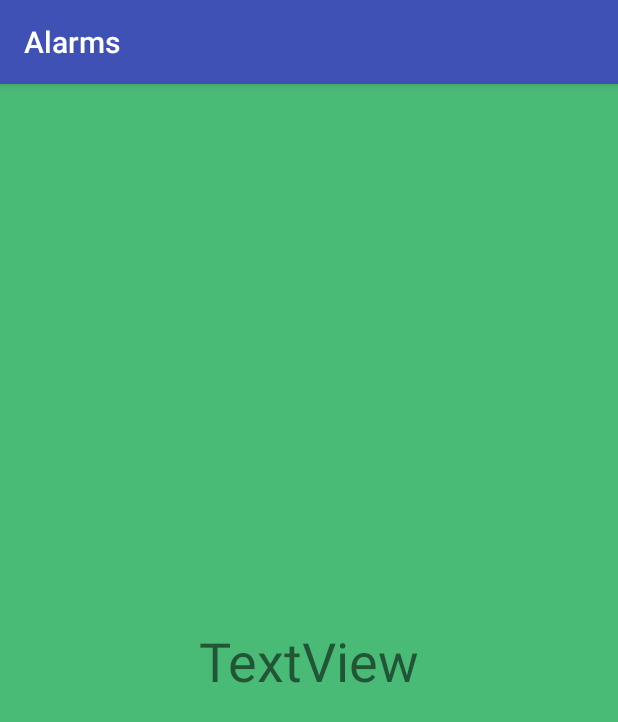
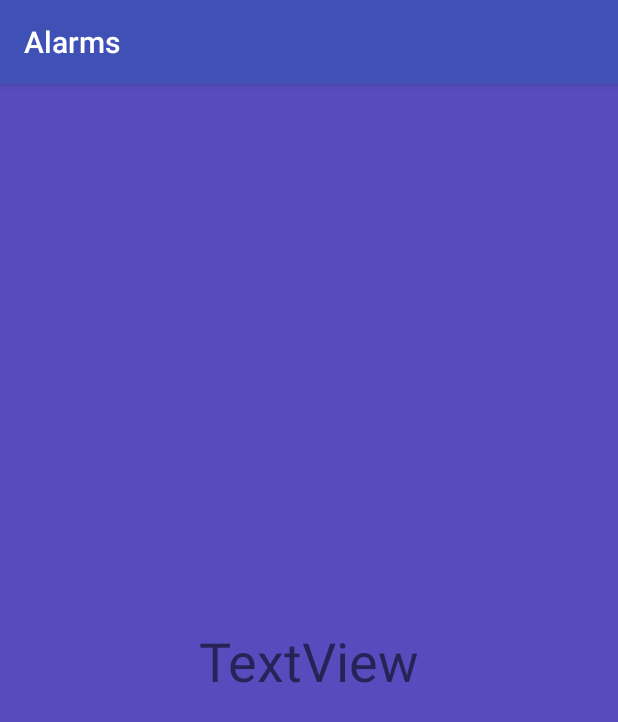
Before and after one commit to RomainRoche/android-alarms-loop, an Android app: the screen it shows after launch (MainActivity), on a phone screen of 412 x 824 dp. Shown: the top 722 px of the screen. Run offline under Robolectric (Android 15) with nearby library versions, the phone set to English and light mode, and no system bars.

```diff
--- a/app/src/main/java/com/romainroche/alarms/ColorChangingView.java
+++ b/app/src/main/java/com/romainroche/alarms/ColorChangingView.java
@@ -3,6 +3,7 @@ package com.romainroche.alarms;
 import android.content.Context;
 import android.graphics.Canvas;
 import android.util.AttributeSet;
+import android.util.Log;
 import android.view.View;
 
 /**
@@ -26,7 +27,7 @@ public class ColorChangingView extends View {
     @Override
     public void draw(Canvas canvas) {
         long timestamp = System.currentTimeMillis();
-        if (timestamp > this.targetTime) {
+        if (timestamp > this.targetTime && this.targetTime != 0) {
             this.targetTime = 0;
             int tmpColor = this.fromColor;
             this.fromColor = toColor;
@@ -36,9 +37,11 @@ public class ColorChangingView extends View {
             this.targetTime = timestamp + this.fadeTime;
         }
         long deltaT = this.targetTime - timestamp;
-        float ratio = (float)(deltaT / this.fadeTime);
-        int color0 = (int)Long.parseLong(getResources().getString(this.fromColor));
-        int color1 = (int)Long.parseLong(getResources().getString(this.toColor));
+        float ratio = ((float)deltaT / (float)this.fadeTime);
+        int color0 = getResources().getInteger(this.fromColor);
+        int color1 = getResources().getInteger(this.toColor);
+        //int color0 = (int)Long.parseLong(getResources().getString(this.fromColor));
+        //int color1 = (int)Long.parseLong(getResources().getString(this.toColor));
         int bgColor = color0 + (int)((color1 - color0) * ratio);
         this.setBackgroundColor(bgColor);
         this.invalidate();
--- a/app/src/main/res/layout/activity_main.xml
+++ b/app/src/main/res/layout/activity_main.xml
@@ -7,9 +7,8 @@
     android:layout_height="match_parent"
     tools:context="com.romainroche.alarms.MainActivity">
 
-    <view
-        class="com.romainroche.alarms.ColorChangingView"
-        id="@+id/view"
+    <com.romainroche.alarms.ColorChangingView
+        android:id="@+id/view"
         android:layout_width="0dp"
         android:layout_height="0dp"
         app:layout_constraintLeft_toLeftOf="parent"
```
